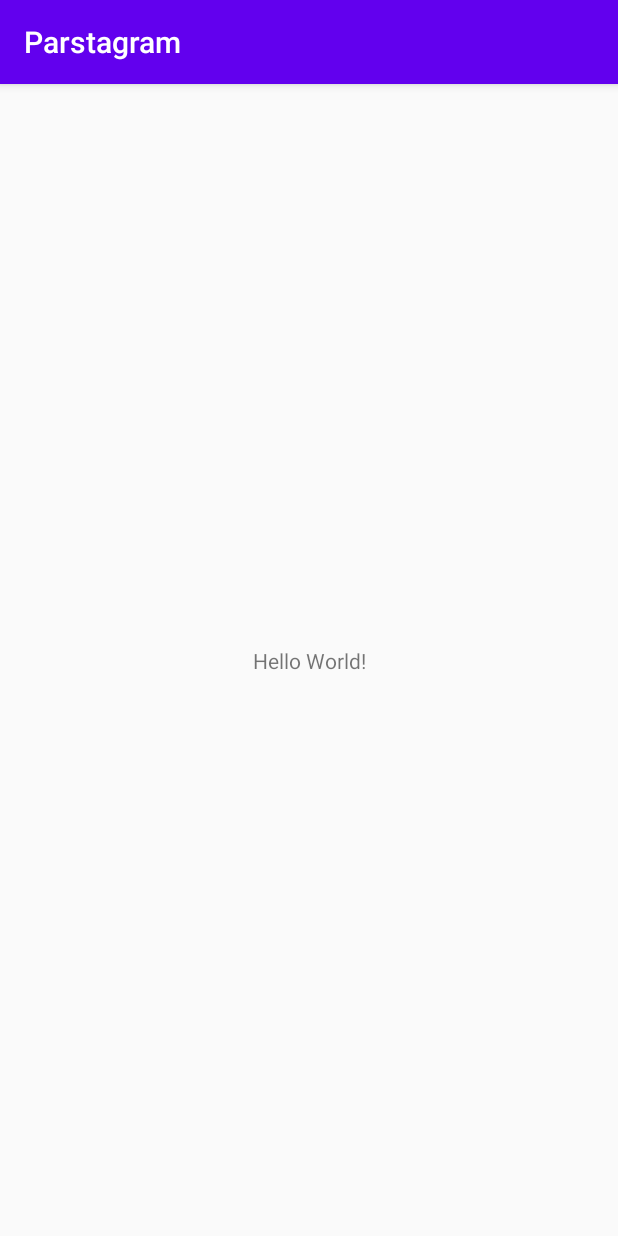
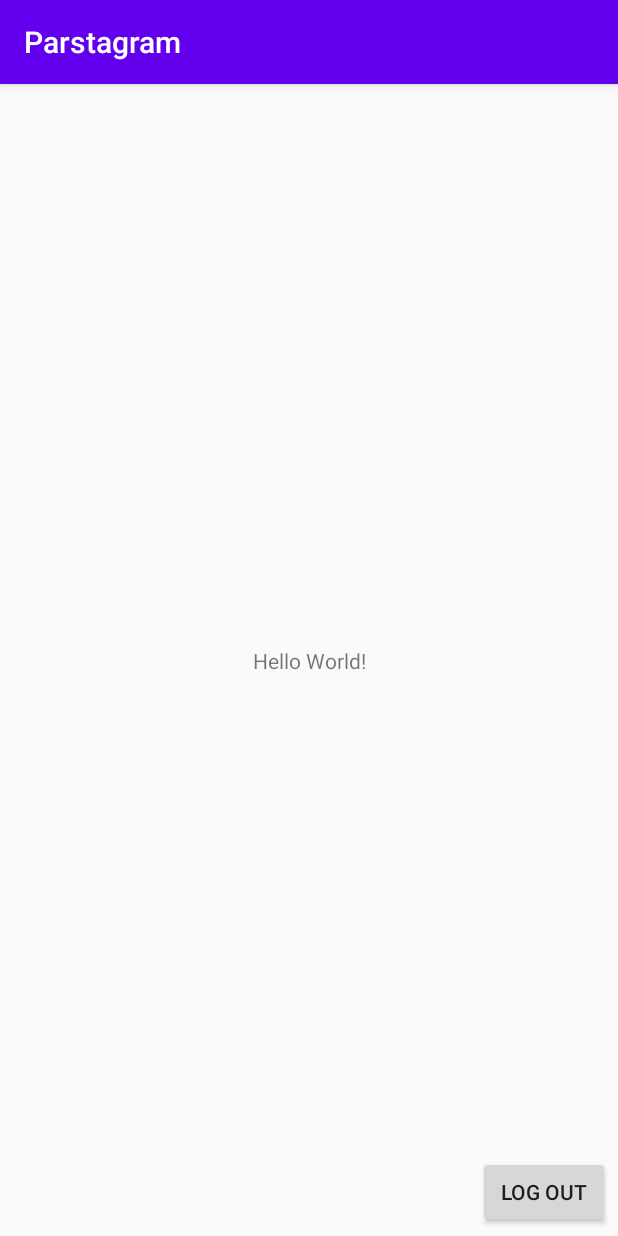
Before and after one commit to Mvye/Parstagram, an Android app: the MainActivity screen opened directly, with no data from a screen before it, on a phone screen of 412 x 824 dp. Run offline under Robolectric (Android 15) with nearby library versions, the phone set to English and light mode, and no system bars; libraries missing offline, so code that uses them is left out: com.parse.

Commit message:
User can now log out of their account in main activity

```diff
--- a/app/src/main/java/com/mervynm/parstagram/LoginActivity.java
+++ b/app/src/main/java/com/mervynm/parstagram/LoginActivity.java
@@ -28,9 +28,9 @@ public class LoginActivity extends AppCompatActivity {
         super.onCreate(savedInstanceState);
         setContentView(R.layout.activity_login);
 
-        /*if (ParseUser.getCurrentUser() !=  null) {
+        if (ParseUser.getCurrentUser() !=  null) {
             goToMainActivity();
-        }*/
+        }
 
         editTextUsername = findViewById(R.id.editTextUsername);
         editTextPassword = findViewById(R.id.editTextPassword);
--- a/app/src/main/java/com/mervynm/parstagram/MainActivity.java
+++ b/app/src/main/java/com/mervynm/parstagram/MainActivity.java
@@ -3,13 +3,36 @@ package com.mervynm.parstagram;
 
 import androidx.appcompat.app.AppCompatActivity;
 
+import android.content.Context;
+import android.content.Intent;
 import android.os.Bundle;
+import android.view.View;
+import android.widget.Button;
+import android.widget.Toast;
+
+import com.parse.ParseUser;
 
 public class MainActivity extends AppCompatActivity {
+
+    Button buttonLogOut;
+    Context context;
 
     @Override
     protected void onCreate(Bundle savedInstanceState) {
         super.onCreate(savedInstanceState);
         setContentView(R.layout.activity_main);
+        context = this;
+
+        buttonLogOut = findViewById(R.id.buttonLogOut);
+        buttonLogOut.setOnClickListener(new View.OnClickListener() {
+            @Override
+            public void onClick(View view) {
+                ParseUser.logOut();
+                Intent i = new Intent(context, LoginActivity.class);
+                Toast.makeText(context, "Successfully Logged Out", Toast.LENGTH_SHORT).show();
+                startActivity(i);
+                finish();
+            }
+        });
     }
 }
--- a/app/src/main/res/layout/activity_main.xml
+++ b/app/src/main/res/layout/activity_main.xml
@@ -15,4 +15,14 @@
         app:layout_constraintRight_toRightOf="parent"
         app:layout_constraintTop_toTopOf="parent" />
 
+    <Button
+        android:id="@+id/buttonLogOut"
+        android:layout_width="wrap_content"
+        android:layout_height="wrap_content"
+        android:layout_marginEnd="5dp"
+        android:layout_marginBottom="5dp"
+        android:text="@string/log_out"
+        app:layout_constraintBottom_toBottomOf="parent"
+        app:layout_constraintEnd_toEndOf="parent" />
+
 </androidx.constraintlayout.widget.ConstraintLayout>
--- a/app/src/main/res/values/strings.xml
+++ b/app/src/main/res/values/strings.xml
@@ -4,4 +4,5 @@
     <string name="password">password</string>
     <string name="login">Login</string>
     <string name="sign_up">Sign Up</string>
+    <string name="log_out">Log Out</string>
 </resources>
```
